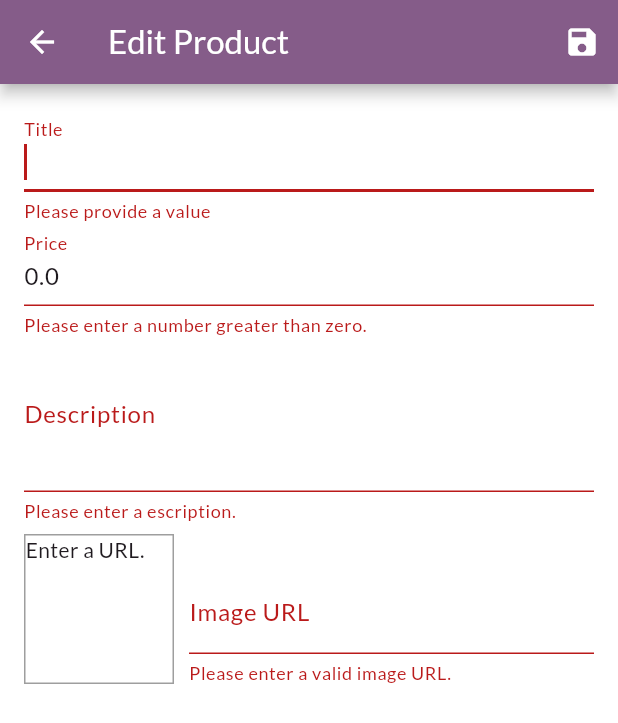
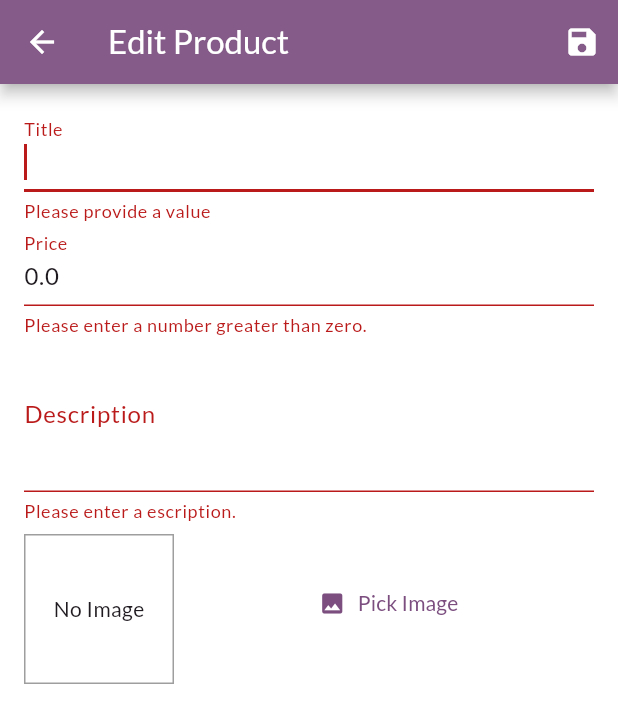
Before and after one commit to FucFeFa/labs-myshop, a Flutter app: the EditProductScreen screen opened by its route, after a tap on the "save" icon, on a phone screen of 412 x 824 dp. Shown: the top 723 px of the screen. Run offline on Flutter 3.47's test engine with Material 3 defaults, Android fonts, the phone set to English and light mode, and no system bars; our stand-ins replace flutter_dotenv, image_picker, pocketbase, shared_preferences; accounts and stored records are empty.

Commit message:
Store product information on PocketBase

```diff
--- a/lib/models/product.dart
+++ b/lib/models/product.dart
@@ -1,8 +1,11 @@
+import 'dart:io';
+
 class Product {
   final String? id;
   final String title;
   final String description;
   final double price;
+  final File? featuredImage;
   final String imageUrl;
   final bool isFavorite;
 
@@ -11,7 +14,8 @@ class Product {
     required this.title,
     required this.description,
     required this.price,
-    required this.imageUrl,
+    this.featuredImage,
+    this.imageUrl = '',
     this.isFavorite = false,
   });
 
@@ -20,6 +24,7 @@ class Product {
     String? title,
     String? description,
     double? price,
+    File? featuredImage,
     String? imageUrl,
     bool? isFavorite,
   }) {
@@ -28,8 +33,33 @@ class Product {
       title: title ?? this.title,
       description: description ?? this.description,
       price: price ?? this.price,
+      featuredImage: featuredImage ?? this.featuredImage,
       imageUrl: imageUrl ?? this.imageUrl,
       isFavorite: isFavorite ?? this.isFavorite,
     );
   }
+
+  bool hasFeaturedImage() {
+    return featuredImage!= null || imageUrl.isNotEmpty;
+  }
+
+  Map<String, dynamic> toJson() {
+    return {
+      'title': title,
+      'description': description,
+      'price': price,
+      'isFavorite': isFavorite,
+    };
+  }
+
+  factory Product.fromJson(Map<String, dynamic> json) {
+    return Product(
+      id: json['id'],
+      title: json['title'],
+      description: json['description'],
+      price: json['price'],
+      isFavorite: json['isFavorite'] ?? false,
+      imageUrl: json['imageUrl'] ?? '',
+    );
+  }
 }
--- a/lib/ui/products/edit_product_screen.dart
+++ b/lib/ui/products/edit_product_screen.dart
@@ -1,4 +1,7 @@
+import 'dart:io';
+
 import 'package:flutter/material.dart';
+import 'package:image_picker/image_picker.dart';
 import 'package:provider/provider.dart';
 
 import '../../models/product.dart';
@@ -33,43 +36,18 @@ class EditProductScreen extends StatefulWidget {
 }
 
 class _EditProductScreenState extends State<EditProductScreen> {
-  final _imageUrlController = TextEditingController();
-  final _imageUrlFocusNode = FocusNode();
   final _editForm = GlobalKey<FormState>();
   late Product _editedProduct;
 
-  bool _isValidImageUrl(String value) {
-    return (value.startsWith('http') || value.startsWith('https')) &&
-        (value.endsWith('.png') ||
-            value.endsWith('.jpg') ||
-            value.endsWith('.jpeg'));
-  }
-
   @override
   void initState() {
-    _imageUrlFocusNode.addListener( () {
-      if(!_imageUrlFocusNode.hasFocus) {
-        if(!_isValidImageUrl(_imageUrlController.text)) {
-          return;
-        }
-
-        setState(() {});
-      }
-    });
     _editedProduct = widget.product;
-    _imageUrlController.text = _editedProduct.imageUrl;
     super.initState();
   }
 
-  @override
-  void dispose() {
-    _imageUrlController.dispose();
-    _imageUrlFocusNode.dispose();
-    super.dispose();
-  }
-
   Future<void> _saveForm() async {
-    final isValid = _editForm.currentState!.validate();
+    final isValid =
+        _editForm.currentState!.validate() && _editedProduct.hasFeaturedImage();
     if(!isValid) {
       return;
     }
@@ -78,12 +56,14 @@ class _EditProductScreenState extends State<EditProductScreen> {
     try {
       final productsManager = context.read<ProductsManager>();
       if(_editedProduct.id != null) {
-        productsManager.updateProduct(_editedProduct);
+        await productsManager.updateProduct(_editedProduct);
       } else {
-        productsManager.addProduct(_editedProduct);
+        await productsManager.addProduct(_editedProduct);
       }
     } catch (error) {
-      await showErrorDialog(context, 'Something went wrong.');
+      if(mounted) {
+        await showErrorDialog(context, 'Something went wrong');
+      }
     }
     if(mounted) {
       Navigator.of(context).pop();
@@ -184,7 +164,7 @@ class _EditProductScreenState extends State<EditProductScreen> {
 
   Widget _buildProductPreview() {
     return Row(
-      crossAxisAlignment: CrossAxisAlignment.end,
+      crossAxisAlignment: CrossAxisAlignment.center,
       children: <Widget>[
         Container(
           width: 100,
@@ -193,41 +173,49 @@ class _EditProductScreenState extends State<EditProductScreen> {
           decoration: BoxDecoration(
             border: Border.all(width: 1, color: Colors.grey),
           ),
-          child: _imageUrlController.text.isEmpty
-              ? const Text('Enter a URL.')
+          child: !_editedProduct.hasFeaturedImage()
+              ? const Center(child: Text('No Image'))
               : FittedBox(
-                    child: Image.network(
-                      _imageUrlController.text,
-                      fit: BoxFit.cover,
-                    ),
+                    child: _editedProduct.featuredImage == null
+                        ? Image.network(
+                          _editedProduct.imageUrl,
+                          fit: BoxFit.cover,
+                          )
+                        : Image.file(
+                          _editedProduct.featuredImage!,
+                          fit: BoxFit.cover,
+                          ),
               ),
         ),
         Expanded(
-          child: _buildImageURLField(),
+          child: SizedBox(height: 100, child: _buildImagePickerButton()),
         ),
       ],
     );
   }
 
-  TextFormField _buildImageURLField() {
-    return TextFormField(
-      decoration: const InputDecoration(labelText: 'Image URL'),
-      keyboardType: TextInputType.url,
-      textInputAction: TextInputAction.done,
-      controller: _imageUrlController,
-      focusNode: _imageUrlFocusNode,
-      onFieldSubmitted: (value) => _saveForm(),
-      validator: (value) {
-        if(value!.isEmpty) {
-          return 'Please enter a valid image URL.';
+  TextButton _buildImagePickerButton() {
+    return TextButton.icon(
+      icon: const Icon(Icons.image),
+      label: const Text('Pick Image'),
+      onPressed: () async {
+        final imagePicker = ImagePicker();
+        try {
+          final imageFile =
+              await imagePicker.pickImage(source: ImageSource.gallery);
+          if(imageFile == null) {
+            return;
+          }
+          _editedProduct = _editedProduct.copyWith(
+            featuredImage: File(imageFile.path),
+          );
+
+          setState(() {});
+        } catch (error) {
+          if(mounted) {
+            showErrorDialog(context, 'Something went wrong.');
+          }
         }
-        if(!_isValidImageUrl(value)) {
-          return 'Please enter a valid image URL.';
-        }
-        return null;
-      },
-      onSaved: (value) {
-        _editedProduct = _editedProduct.copyWith(imageUrl: value);
       },
     );
   }
--- a/lib/ui/products/products_manager.dart
+++ b/lib/ui/products/products_manager.dart
@@ -1,44 +1,11 @@
 import 'package:flutter/foundation.dart';
 
 import '../../models/product.dart';
+import '../../services/products_service.dart';
 
 class ProductsManager with ChangeNotifier {
-  final List<Product> _items = [
-    Product(
-      id: 'p1',
-      title: 'Red Shirt',
-      description: 'A red shirt - it is pretty red!',
-      price: 29.99,
-      imageUrl:
-          'https://cdn.pixabay.com/photo/2016/10/02/22/17/red-t-shirt-1710578_1280.jpg',
-      isFavorite: true,
-    ),
-    Product(
-      id: 'p2',
-      title: 'Trousers',
-      description: 'A nice pair of trousers.',
-      price: 59.99,
-      imageUrl:
-          'https://upload.wikimedia.org/wikipedia/commons/thumb/e/e8/Trousers%2C_dress_%28AM_1960.022-8%29.jpg/512px-Trousers%2C_dress_%28AM_1960.022-8%29.jpg',
-    ),
-    Product(
-      id: 'p3',
-      title: 'Yellow Scarf',
-      description: 'Warm and cozy - exactly what you need for the winter.',
-      price: 19.99,
-      imageUrl:
-          'https://live.staticflickr.com/4043/4438260868_cc79b3369d_z.jpg',
-    ),
-    Product(
-      id: 'p4',
-      title: 'A Pan',
-      description: 'Prepare any meal you want.',
-      price: 49.99,
-      imageUrl:
-          'https://upload.wikimedia.org/wikipedia/commons/thumb/1/14/Cast-Iron-Pan.jpg/1024px-Cast-Iron-Pan.jpg',
-      isFavorite: true,
-    ),
-];
+  final ProductsService _productsService = ProductsService();
+  final List<Product> _items = [];
 
   int get itemCount {
      return _items.length;
@@ -60,16 +27,15 @@ class ProductsManager with ChangeNotifier {
     }
   }
 
-  void addProduct(Product product) {
-    _items.add(
-      product.copyWith(
-        id: 'p${DateTime.now().toIso8601String()}',
-      ),
-    );
-    notifyListeners();
+  Future<void> addProduct(Product product) async {
+    final newProduct = await _productsService.addProduct(product);
+    if(newProduct != null) {
+      _items.add(newProduct);
+      notifyListeners();
+    }
   }
 
-  void updateProduct(Product product) {
+  Future<void> updateProduct(Product product) async {
     final index = _items.indexWhere((item) => item.id == product.id);
 
     if(index > 0) {
```
Also changed, not shown: lib/services/products_service.dart (added, +40 -0 lines).
